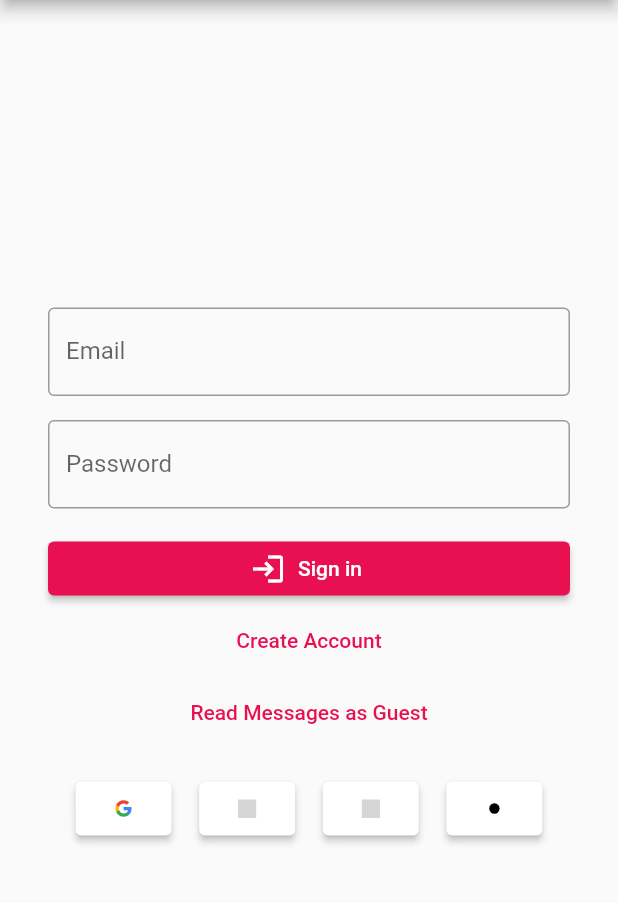
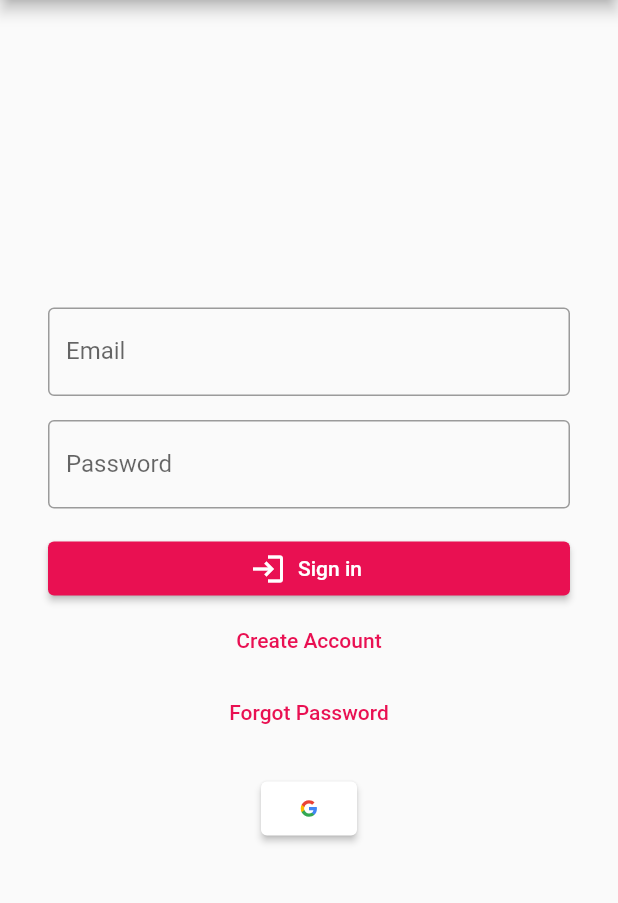
Before and after one commit to A-supercube/Med-Compass, a Flutter app: the screen it shows after launch, on a phone screen of 412 x 824 dp, the part 84-987 px from its top. Run offline on Flutter 3.47's test engine with Material 2 defaults, Android fonts, the phone set to English and light mode, and no system bars; our stand-ins replace appwrite, flutter_svg; grey boxes are pictures that could not be loaded.

Commit message:
updated auth and login

```diff
--- a/lib/appwrite/auth_api.dart
+++ b/lib/appwrite/auth_api.dart
@@ -58,7 +58,7 @@ class AuthAPI extends ChangeNotifier {
           userId: ID.unique(),
           email: email,
           password: password,
-          name: 'Simon G');
+          name: 'Ananthakrishnan KS');
       return user;
     } finally {
       notifyListeners();
--- a/lib/pages/loginScreen.dart
+++ b/lib/pages/loginScreen.dart
@@ -125,7 +125,7 @@ class _LoginPageState extends State<LoginPage> {
                       MaterialPageRoute(
                           builder: (context) => const MessagesPage()));
                 },
-                child: const Text('Read Messages as Guest'),
+                child: const Text('Forgot Password'),
               ),
               const SizedBox(height: 16),
               Row(
@@ -139,29 +139,6 @@ class _LoginPageState extends State<LoginPage> {
                     child:
                         SvgPicture.asset('assets/google_icon.svg', width: 12),
                   ),
-                  ElevatedButton(
-                    onPressed: () => signInWithProvider('apple'),
-                    style: ElevatedButton.styleFrom(
-                        foregroundColor: Colors.black,
-                        backgroundColor: Colors.white),
-                    child: SvgPicture.asset('assets/apple_icon.svg', width: 12),
-                  ),
-                  ElevatedButton(
-                    onPressed: () => signInWithProvider('github'),
-                    style: ElevatedButton.styleFrom(
-                        foregroundColor: Colors.black,
-                        backgroundColor: Colors.white),
-                    child:
-                        SvgPicture.asset('assets/github_icon.svg', width: 12),
-                  ),
-                  ElevatedButton(
-                    onPressed: () => signInWithProvider('twitter'),
-                    style: ElevatedButton.styleFrom(
-                        foregroundColor: Colors.black,
-                        backgroundColor: Colors.white),
-                    child:
-                        SvgPicture.asset('assets/twitter_icon.svg', width: 12),
-                  )
                 ],
               ),
             ],
```
Also changed, not shown: assets/twitter_icon.svg.
